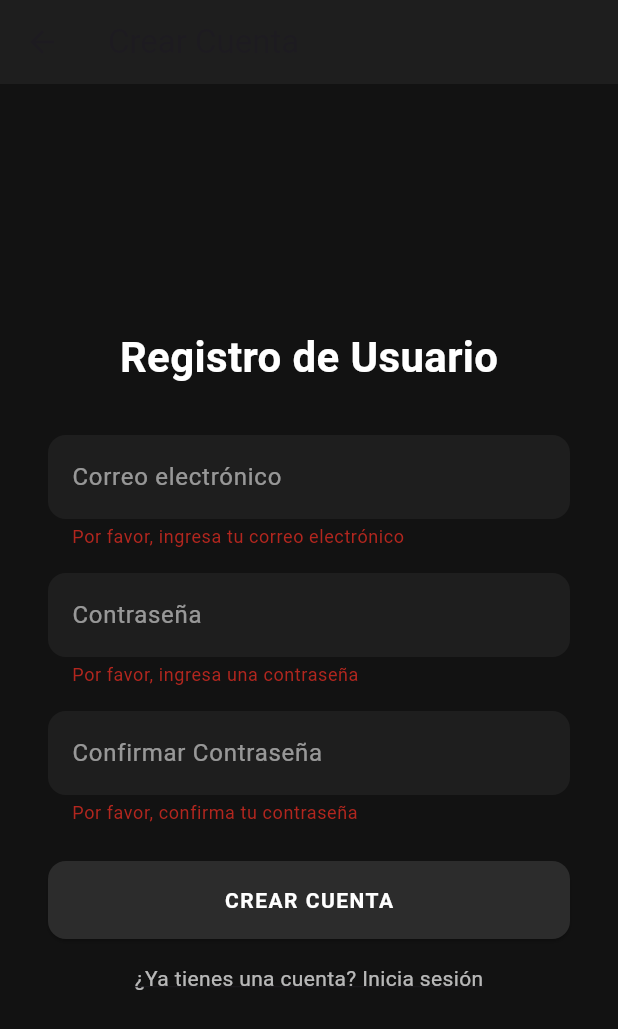
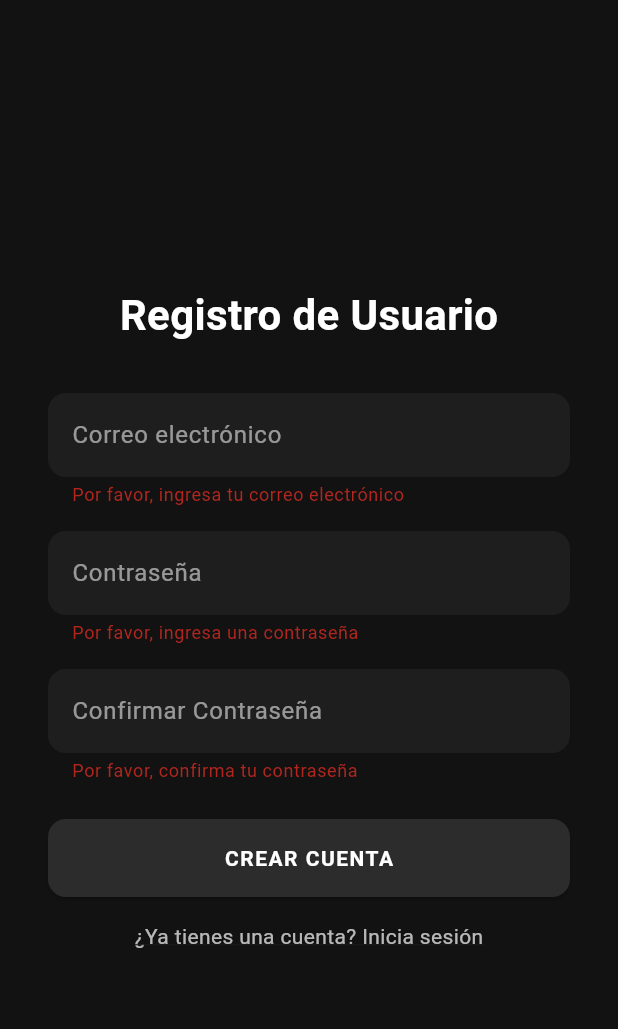
Before and after one commit to Ramses-8a/flutter-to-do_List, a Flutter app: the RegistroUsuario screen opened by its route, after a tap on "CREAR CUENTA", on a phone screen of 412 x 824 dp. Shown: the top 1029 px of the screen. Run offline on Flutter 3.47's test engine with Material 3 defaults, Android fonts, the phone set to English and light mode, and no system bars; our stand-ins replace flutter_dotenv, get, supabase_flutter; accounts and stored records are empty.

Commit message:
Arreglos de registro

```diff
--- a/lib/formulario_registro.dart
+++ b/lib/formulario_registro.dart
@@ -15,11 +15,7 @@ class RegistroUsuario extends StatelessWidget {
 
     return Scaffold(
       backgroundColor: const Color(0xFF121212),
-      appBar: AppBar(
-        title: const Text('Crear Cuenta'),
-        backgroundColor: const Color(0xFF1E1E1E),
-        elevation: 0,
-      ),
+
       body: Center(
         child: Padding(
           padding: const EdgeInsets.symmetric(horizontal: 32),
@@ -54,8 +50,26 @@ class RegistroUsuario extends StatelessWidget {
                     if (value == null || value.isEmpty) {
                       return 'Por favor, ingresa tu correo electrónico';
                     }
-                    if (!GetUtils.isEmail(value)) {
+                    final emailPattern =
+                        r'^[\w\.-]+@[\w\.-]+\.(com|es|net|org|edu)$';
+                    final allowedDomains = [
+                      '@gmail.com',
+                      '@outlook.com',
+                      '@hotmail.com',
+                      '@yahoo.com',
+                      '@icloud.com',
+                      '@protonmail.com',
+                      '@live.com',
+                      '@aol.com',
+                      '@mail.com',
+                    ];
+                    if (!RegExp(emailPattern).hasMatch(value)) {
                       return 'Por favor, ingresa un correo válido';
+                    }
+                    if (!allowedDomains.any(
+                      (domain) => value.endsWith(domain),
+                    )) {
+                      return 'El correo debe ser de un proveedor conocido (ej: gmail.com)';
                     }
                     return null;
                   },
@@ -114,7 +128,8 @@ class RegistroUsuario extends StatelessWidget {
                 SizedBox(
                   width: double.infinity,
                   child: ElevatedButton(
-                    onPressed: _authService.isLoading.value
+                    onPressed:
+                        _authService.isLoading.value
                             ? null
                             : () {
                               if (_formKey.currentState!.validate()) {
@@ -132,7 +147,8 @@ class RegistroUsuario extends StatelessWidget {
                       ),
                     ),
                     child: Obx(
-                      () => _authService.isLoading.value
+                      () =>
+                          _authService.isLoading.value
                               ? const CircularProgressIndicator(
                                 color: Colors.white,
                               )
```
Also changed, not shown: lib/components/drawable.dart (+50 -9 lines), lib/controller/auth_service.dart (+11 -0 lines), lib/controller/user_controller.dart (+6 -7 lines), lib/formulario_tareas.dart (+11 -3 lines). Lines whose indentation alone changed are shown as unchanged.
